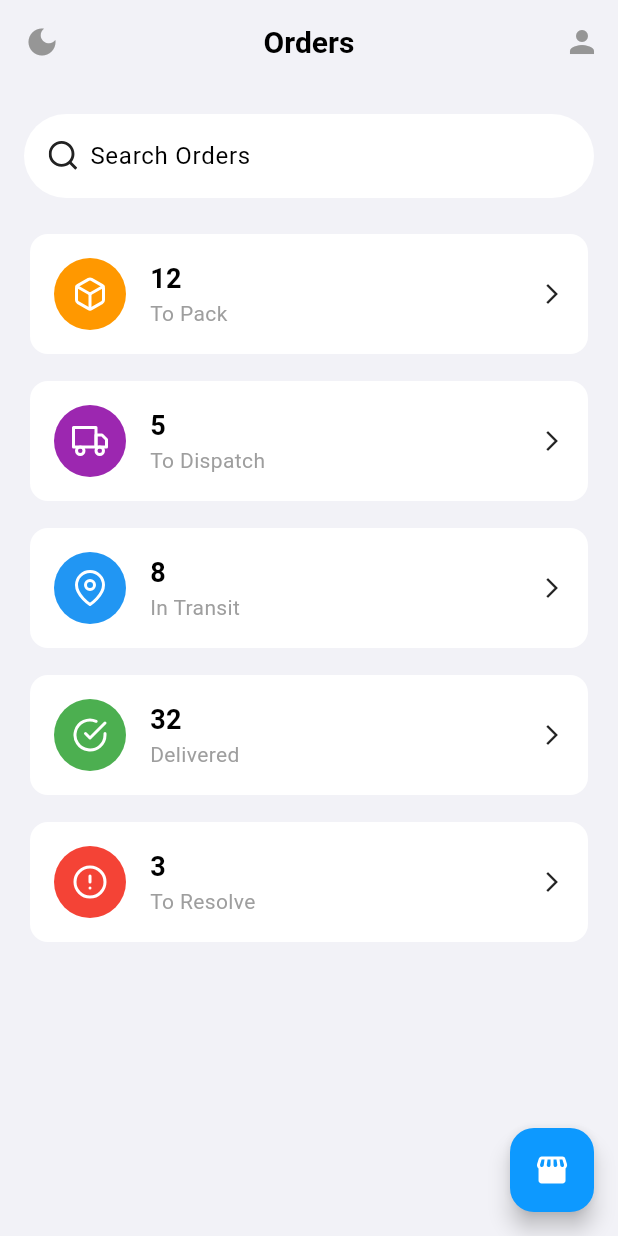
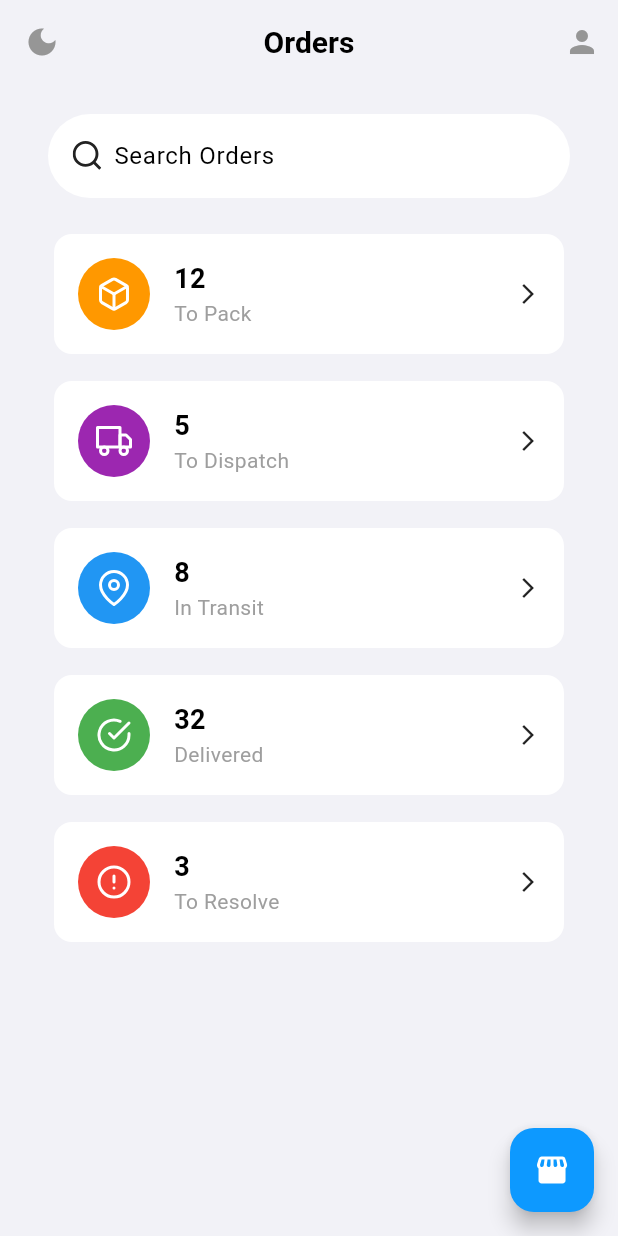
Before and after one commit to SimpliMinimalist/dozo, a Flutter app: the screen it shows after launch, on a phone screen of 412 x 824 dp. Run offline on Flutter 3.47's test engine with Material 3 defaults, Android fonts, the phone set to English and light mode, and no system bars; our stand-ins replace flutter_svg.

Commit message:
refactor: Adjust horizontal padding on orders screen

```diff
--- a/lib/features/orders/presentation/views/orders_screen.dart
+++ b/lib/features/orders/presentation/views/orders_screen.dart
@@ -31,7 +31,7 @@ class OrdersScreen extends StatelessWidget {
         ],
       ),
       body: Padding(
-        padding: const EdgeInsets.symmetric(horizontal: 16.0),
+        padding: const EdgeInsets.symmetric(horizontal: 32.0),
         child: ListView(
           children: const [
             SizedBox(height: 20),
```
Also changed, not shown: 1 other file.
